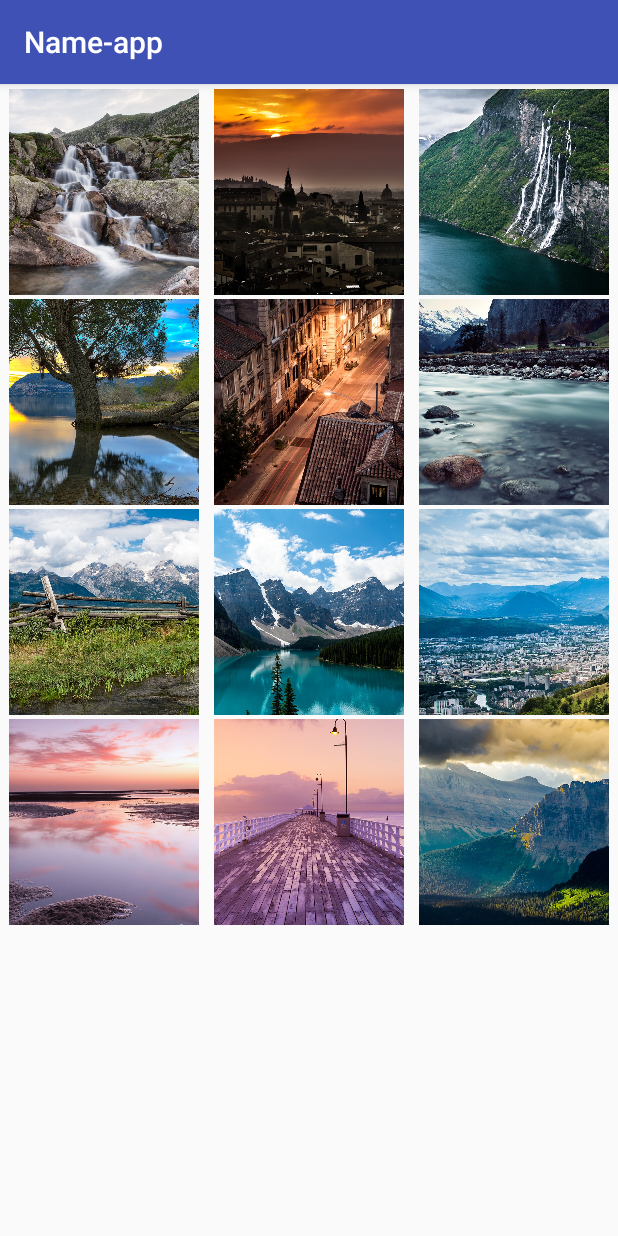
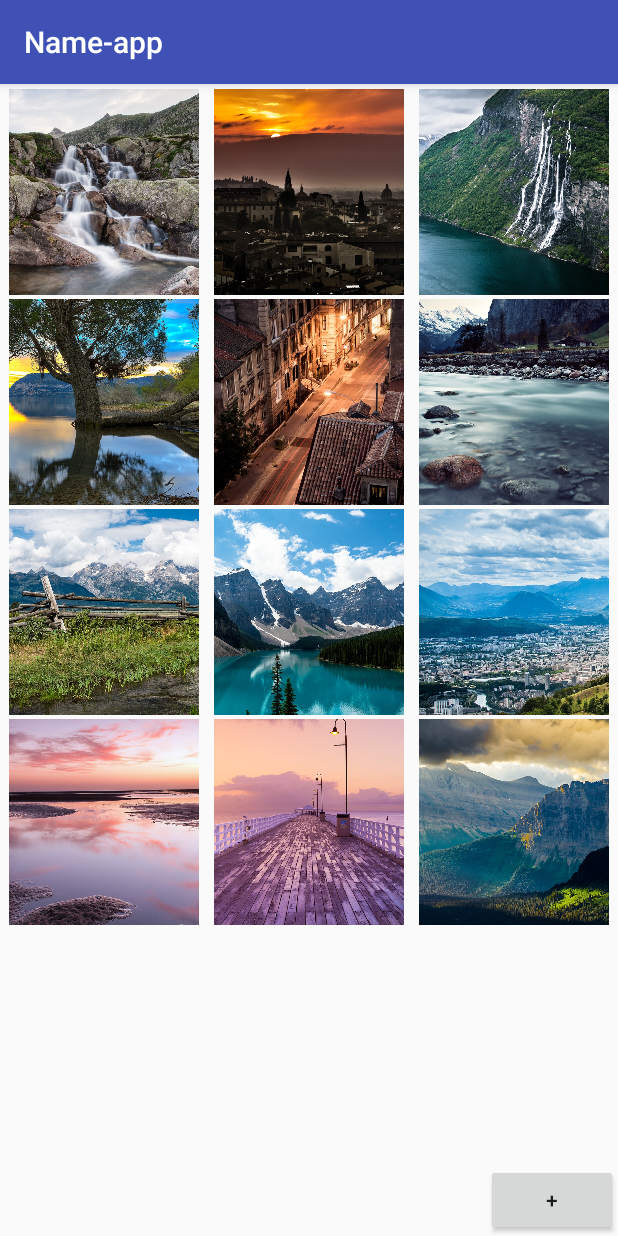
Before and after one commit to Ferdizz/DAT153_Oblig1, an Android app: the GalleryActivity screen opened directly, with no data from a screen before it, on a phone screen of 412 x 824 dp. Run offline under Robolectric (Android 15) with nearby library versions, the phone set to English and light mode, and no system bars.

```diff
--- a/app/src/main/java/no/hvl/nameapp/GalleryActivity.java
+++ b/app/src/main/java/no/hvl/nameapp/GalleryActivity.java
@@ -1,10 +1,9 @@
 package no.hvl.nameapp;
 
-import android.app.AlertDialog;
-import android.content.DialogInterface;
+
+import android.content.Intent;
 import android.support.v7.app.AppCompatActivity;
 import android.os.Bundle;
-import android.util.Log;
 import android.view.View;
 import android.widget.AdapterView;
 import android.widget.GridView;
@@ -29,4 +28,8 @@ public class GalleryActivity extends AppCompatActivity {
     }
 
 
+    public void addPerson(View view) {
+        Intent intent = new Intent(this, AddPersonActivity.class);
+        startActivity(intent);
+    }
 }
--- a/app/src/main/res/layout/activity_gallery.xml
+++ b/app/src/main/res/layout/activity_gallery.xml
@@ -1,6 +1,6 @@
 <?xml version="1.0" encoding="utf-8"?>
-<android.support.constraint.ConstraintLayout xmlns:android="http://schemas.android.com/apk/res/android"
-    xmlns:app="http://schemas.android.com/apk/res-auto"
+<RelativeLayout
+    xmlns:android="http://schemas.android.com/apk/res/android"
     xmlns:tools="http://schemas.android.com/tools"
     android:layout_width="match_parent"
     android:layout_height="match_parent"
@@ -19,9 +19,15 @@
         android:numColumns="3"
         android:stretchMode="columnWidth"
         android:gravity="center"
-        app:layout_constraintBottom_toBottomOf="parent"
-        app:layout_constraintEnd_toEndOf="parent"
-        app:layout_constraintStart_toStartOf="parent"
-        app:layout_constraintTop_toTopOf="parent" />
+        />
 
-</android.support.constraint.ConstraintLayout>
+    <Button
+        android:id="@+id/pluss_button"
+        android:layout_width="wrap_content"
+        android:layout_height="wrap_content"
+        android:layout_alignParentBottom="true"
+        android:layout_alignParentEnd="true"
+        android:onClick="addPerson"
+        android:text="@string/pluss" />
+
+</RelativeLayout>
--- a/app/src/main/res/layout/activity_list_names.xml
+++ b/app/src/main/res/layout/activity_list_names.xml
@@ -2,14 +2,16 @@
 <RelativeLayout xmlns:android="http://schemas.android.com/apk/res/android"
     xmlns:tools="http://schemas.android.com/tools"
     android:layout_width="match_parent"
-    android:layout_height="match_parent" >
+    android:layout_height="match_parent"
+    tools:context=".ListNamesActivity"
+    >
 <LinearLayout
     android:paddingLeft="8dp"
     android:paddingRight="8dp"
     android:layout_width="match_parent"
     android:layout_height="match_parent"
     android:orientation="vertical"
-    tools:context=".ListNamesActivity">
+    >
 
     <ListView
         android:id="@android:id/list"
```
